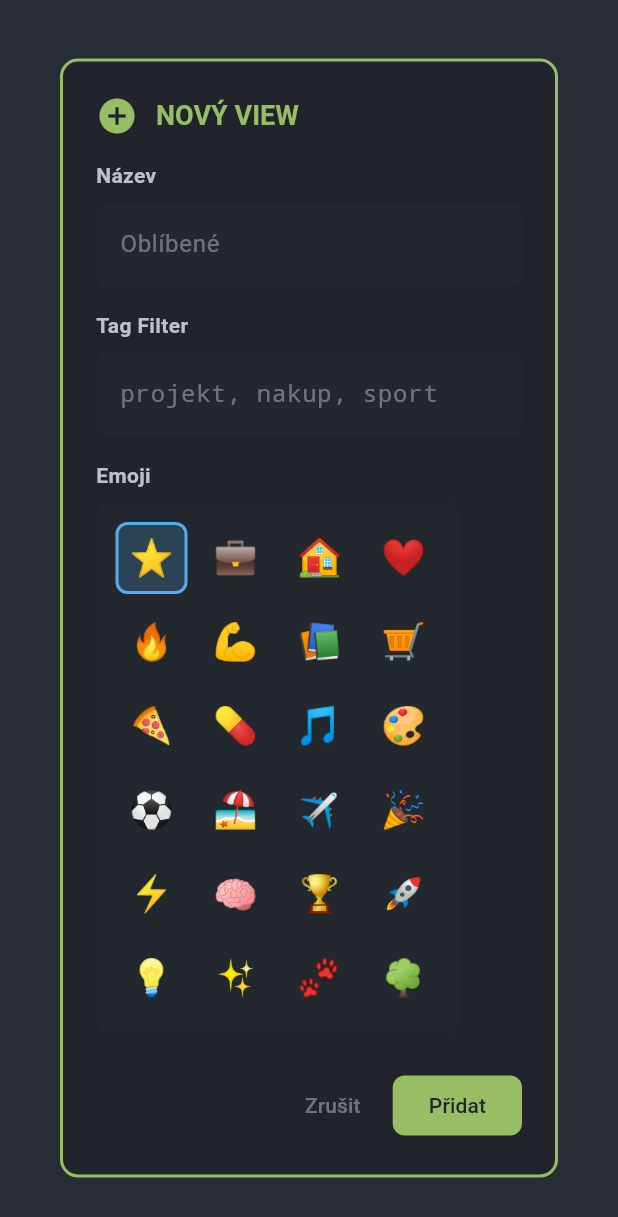
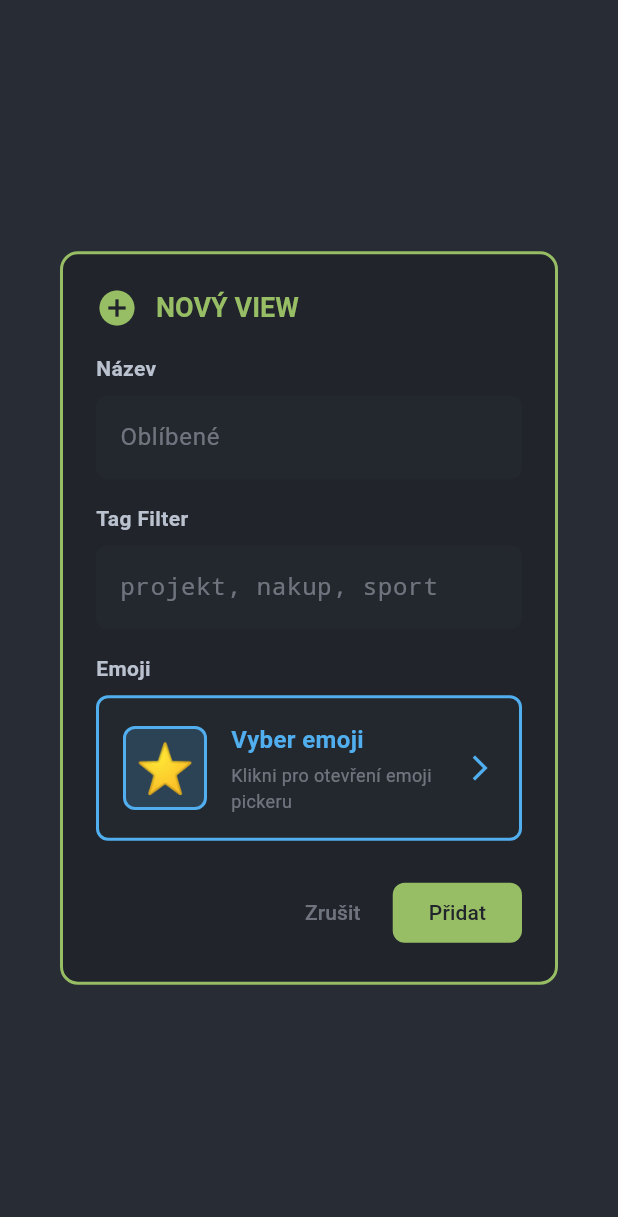
Before and after one commit to mastnacek/laidak, a Flutter app: the _CustomViewDialog widget shown alone on an empty page, opened directly with empty values, on a phone screen of 412 x 824 dp. Shown: the top 1217 px of the screen. Run offline on Flutter 3.47's test engine with Material 3 defaults, Android fonts, the phone set to English and light mode, and no system bars; our stand-ins replace emoji_picker_flutter, equatable, flutter_bloc, flutter_colorpicker, just_audio, logger and 3 more; accounts and stored records are empty.

Commit message:
✨ feat: Custom Agenda Views - Full emoji picker v bottom sheet (namísto pevného gridu 24 emoji)

```diff
--- a/lib/pages/settings_page.dart
+++ b/lib/pages/settings_page.dart
@@ -2152,7 +2152,7 @@ class _CustomViewDialogState extends State<_CustomViewDialog> {
             ),
             const SizedBox(height: 16),
 
-            // Emoji picker (grid)
+            // Emoji picker (button)
             Text(
               'Emoji',
               style: TextStyle(
@@ -2162,42 +2162,70 @@ class _CustomViewDialogState extends State<_CustomViewDialog> {
               ),
             ),
             const SizedBox(height: 8),
-            Container(
-              padding: const EdgeInsets.all(12),
-              decoration: BoxDecoration(
-                color: theme.appColors.base2,
-                borderRadius: BorderRadius.circular(8),
-                border: Border.all(color: theme.appColors.base4),
-              ),
-              child: Wrap(
-                spacing: 8,
-                runSpacing: 8,
-                children: [
-                  _buildEmojiOption('⭐', theme),
-                  _buildEmojiOption('💼', theme),
-                  _buildEmojiOption('🏠', theme),
-                  _buildEmojiOption('❤️', theme),
-                  _buildEmojiOption('🔥', theme),
-                  _buildEmojiOption('💪', theme),
-                  _buildEmojiOption('📚', theme),
-                  _buildEmojiOption('🛒', theme),
-                  _buildEmojiOption('🍕', theme),
-                  _buildEmojiOption('💊', theme),
-                  _buildEmojiOption('🎵', theme),
-                  _buildEmojiOption('🎨', theme),
-                  _buildEmojiOption('⚽', theme),
-                  _buildEmojiOption('🏖️', theme),
-                  _buildEmojiOption('✈️', theme),
-                  _buildEmojiOption('🎉', theme),
-                  _buildEmojiOption('⚡', theme),
-                  _buildEmojiOption('🧠', theme),
-                  _buildEmojiOption('🏆', theme),
-                  _buildEmojiOption('🚀', theme),
-                  _buildEmojiOption('💡', theme),
-                  _buildEmojiOption('✨', theme),
-                  _buildEmojiOption('🐾', theme),
-                  _buildEmojiOption('🌳', theme),
-                ],
+            InkWell(
+              onTap: () => _showEmojiPickerBottomSheet(context, theme),
+              borderRadius: BorderRadius.circular(8),
+              child: Container(
+                padding: const EdgeInsets.all(16),
+                decoration: BoxDecoration(
+                  color: theme.appColors.base2,
+                  borderRadius: BorderRadius.circular(8),
+                  border: Border.all(color: theme.appColors.cyan, width: 2),
+                ),
+                child: Row(
+                  children: [
+                    // Vybrané emoji (velké)
+                    Container(
+                      width: 56,
+                      height: 56,
+                      decoration: BoxDecoration(
+                        color: theme.appColors.cyan.withValues(alpha: 0.2),
+                        borderRadius: BorderRadius.circular(8),
+                        border: Border.all(
+                          color: theme.appColors.cyan,
+                          width: 2,
+                        ),
+                      ),
+                      child: Center(
+                        child: Text(
+                          _selectedEmoji,
+                          style: const TextStyle(fontSize: 32),
+                        ),
+                      ),
+                    ),
+                    const SizedBox(width: 16),
+                    // Text
+                    Expanded(
+                      child: Column(
+                        crossAxisAlignment: CrossAxisAlignment.start,
+                        children: [
+                          Text(
+                            'Vyber emoji',
+                            style: TextStyle(
+                              color: theme.appColors.cyan,
+                              fontSize: 16,
+                              fontWeight: FontWeight.bold,
+                            ),
+                          ),
+                          const SizedBox(height: 4),
+                          Text(
+                            'Klikni pro otevření emoji pickeru',
+                            style: TextStyle(
+                              color: theme.appColors.base5,
+                              fontSize: 12,
+                            ),
+                          ),
+                        ],
+                      ),
+                    ),
+                    // Ikona
+                    Icon(
+                      Icons.arrow_forward_ios,
+                      color: theme.appColors.cyan,
+                      size: 20,
+                    ),
+                  ],
+                ),
               ),
             ),
           ],
@@ -2238,37 +2266,81 @@ class _CustomViewDialogState extends State<_CustomViewDialog> {
     );
   }
 
-  /// Build emoji option button pro grid
-  Widget _buildEmojiOption(String emoji, ThemeData theme) {
-    final isSelected = _selectedEmoji == emoji;
-
-    return SizedBox(
-      width: 48,
-      height: 48,
-      child: InkWell(
-        onTap: () {
-          setState(() => _selectedEmoji = emoji);
-        },
-        borderRadius: BorderRadius.circular(8),
-        child: Container(
-          decoration: BoxDecoration(
-            color: isSelected
-                ? theme.appColors.cyan.withValues(alpha: 0.2)
-                : Colors.transparent,
-            borderRadius: BorderRadius.circular(8),
-            border: Border.all(
-              color: isSelected ? theme.appColors.cyan : theme.appColors.base4,
-              width: isSelected ? 2 : 1,
-            ),
-          ),
-          child: Center(
-            child: Text(
-              emoji,
-              style: const TextStyle(fontSize: 24),
-            ),
-          ),
-        ),
+  /// Zobrazit emoji picker v bottom sheet
+  void _showEmojiPickerBottomSheet(BuildContext context, ThemeData theme) {
+    showModalBottomSheet(
+      context: context,
+      backgroundColor: theme.appColors.bg,
+      shape: const RoundedRectangleBorder(
+        borderRadius: BorderRadius.vertical(top: Radius.circular(16)),
       ),
+      builder: (BuildContext bottomSheetContext) {
+        return SizedBox(
+          height: 400,
+          child: Column(
+            children: [
+              // Header
+              Container(
+                padding: const EdgeInsets.all(16),
+                decoration: BoxDecoration(
+                  border: Border(
+                    bottom: BorderSide(color: theme.appColors.base3),
+                  ),
+                ),
+                child: Row(
+                  children: [
+                    Text(
+                      'Vyber emoji',
+                      style: TextStyle(
+                        color: theme.appColors.cyan,
+                        fontSize: 18,
+                        fontWeight: FontWeight.bold,
+                      ),
+                    ),
+                    const Spacer(),
+                    IconButton(
+                      icon: Icon(Icons.close, color: theme.appColors.base5),
+                      onPressed: () => Navigator.pop(bottomSheetContext),
+                    ),
+                  ],
+                ),
+              ),
+              // Emoji Picker
+              Expanded(
+                child: EmojiPicker(
+                  onEmojiSelected: (category, emoji) {
+                    setState(() => _selectedEmoji = emoji.emoji);
+                    Navigator.pop(bottomSheetContext);
+                  },
+                  config: Config(
+                    bgColor: theme.appColors.bg,
+                    categoryViewConfig: CategoryViewConfig(
+                      indicatorColor: theme.appColors.cyan,
+                      iconColor: theme.appColors.base5,
+                      iconColorSelected: theme.appColors.cyan,
+                      backgroundColor: theme.appColors.bg,
+                      categoryIcons: const CategoryIcons(),
+                    ),
+                    emojiViewConfig: EmojiViewConfig(
+                      backgroundColor: theme.appColors.bg,
+                      buttonMode: ButtonMode.MATERIAL,
+                      columns: 8,
+                      emojiSizeMax: 28,
+                    ),
+                    searchViewConfig: SearchViewConfig(
+                      backgroundColor: theme.appColors.bgAlt,
+                      hintText: 'Hledat emoji...',
+                    ),
+                    skinToneConfig: const SkinToneConfig(
+                      enabled: true,
+                    ),
+                  ),
+                ),
+              ),
+            ],
+          ),
+        );
+      },
     );
   }
 }
```
